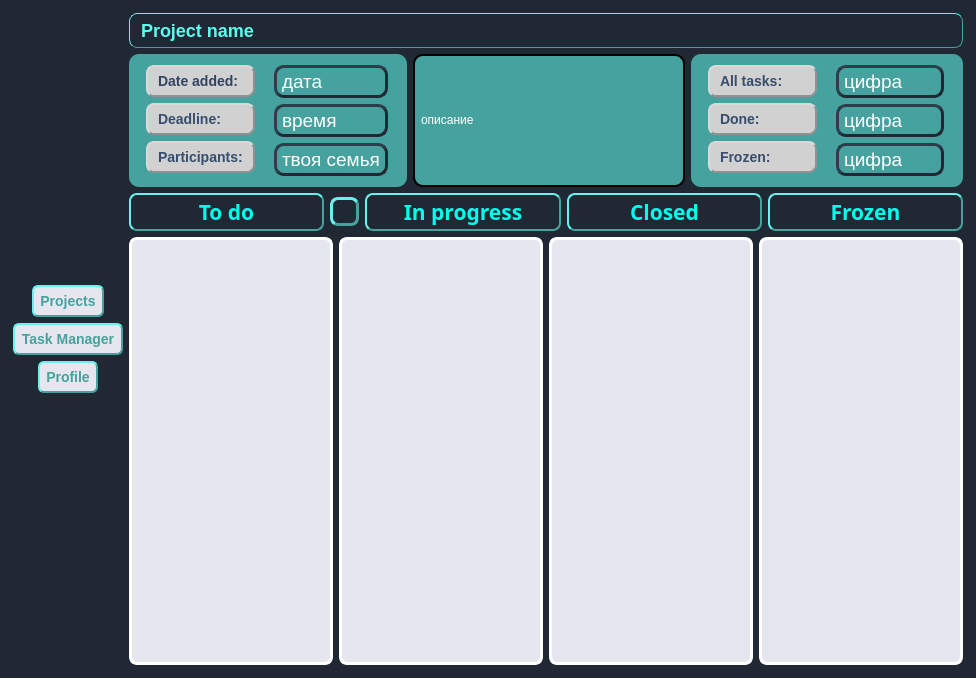
Above: ui/MainWindowTaskManager.ui from kiozet/TaskManagerWithAI before the change. Below: the same form after it.
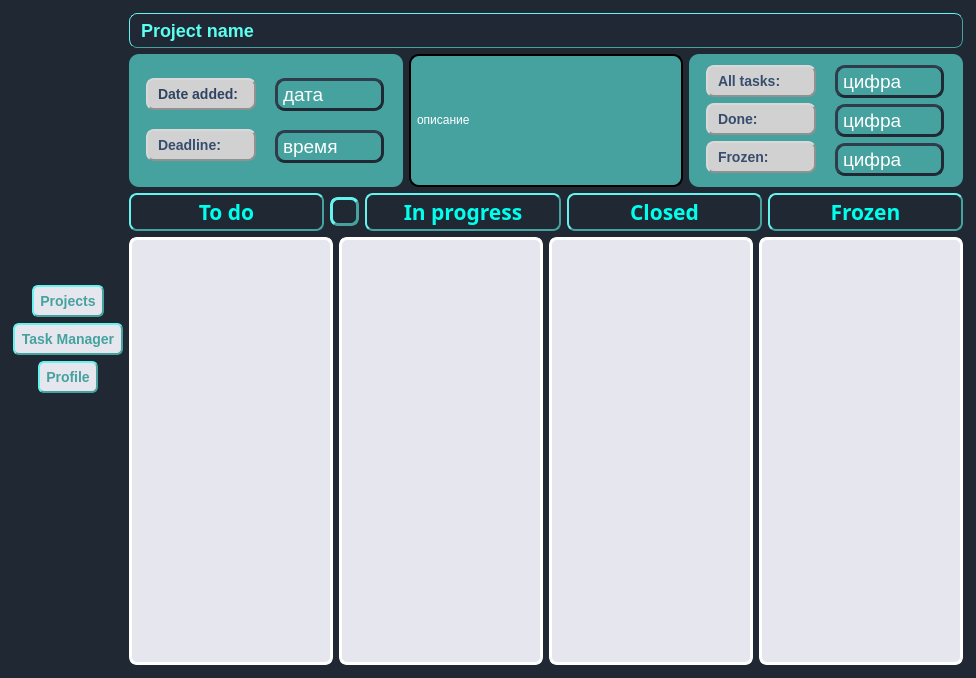
That is the form after the change. Icons and pictures are not drawn.

Commit message: Delete participants

Patch:
```diff
--- a/ui/MainWindowTaskManager.ui
+++ b/ui/MainWindowTaskManager.ui
@@ -637,40 +637,6 @@
               </property>
              </widget>
             </item>
-            <item>
-             <widget class="QLabel" name="label_3">
-              <property name="sizePolicy">
-               <sizepolicy hsizetype="Expanding" vsizetype="Fixed">
-                <horstretch>0</horstretch>
-                <verstretch>0</verstretch>
-               </sizepolicy>
-              </property>
-              <property name="font">
-               <font>
-                <pointsize>-1</pointsize>
-                <weight>75</weight>
-                <italic>false</italic>
-                <bold>true</bold>
-               </font>
-              </property>
-              <property name="styleSheet">
-               <string notr="true">QLabel {
-    background-color: #D1D1D1;
-    border-style: outset;
-    border-width: 2px;
-    border-radius: 8px;
-    border-color: #919191;
-    font: bold 14px;
-    min-width: 6em;
-    padding: 6px;
-    color: black;
-}</string>
-              </property>
-              <property name="text">
-               <string>&lt;html&gt;&lt;head/&gt;&lt;body&gt;&lt;p&gt;&lt;span style=&quot; color:#344e6f;&quot;&gt;Participants:&lt;/span&gt;&lt;/p&gt;&lt;/body&gt;&lt;/html&gt;</string>
-              </property>
-             </widget>
-            </item>
            </layout>
           </item>
           <item>
@@ -733,29 +699,6 @@
               </property>
              </widget>
             </item>
-            <item>
-             <widget class="QLabel" name="pr_participants">
-              <property name="sizePolicy">
-               <sizepolicy hsizetype="Expanding" vsizetype="Fixed">
-                <horstretch>0</horstretch>
-                <verstretch>0</verstretch>
-               </sizepolicy>
-              </property>
-              <property name="styleSheet">
-               <string notr="true">QLabel{
-    padding: 2px;
-    background-color: #45A29E;
-    border-style: outset;
-    border-width: 3px;
-    border-radius: 10px;
-    border-color: #1F2833;
-}</string>
-              </property>
-              <property name="text">
-               <string>&lt;html&gt;&lt;head/&gt;&lt;body&gt;&lt;p&gt;&lt;span style=&quot; font-size:14pt; color:#ffffff;&quot;&gt;твоя семья&lt;/span&gt;&lt;/p&gt;&lt;/body&gt;&lt;/html&gt;</string>
-              </property>
-             </widget>
-            </item>
            </layout>
           </item>
          </layout>
```
